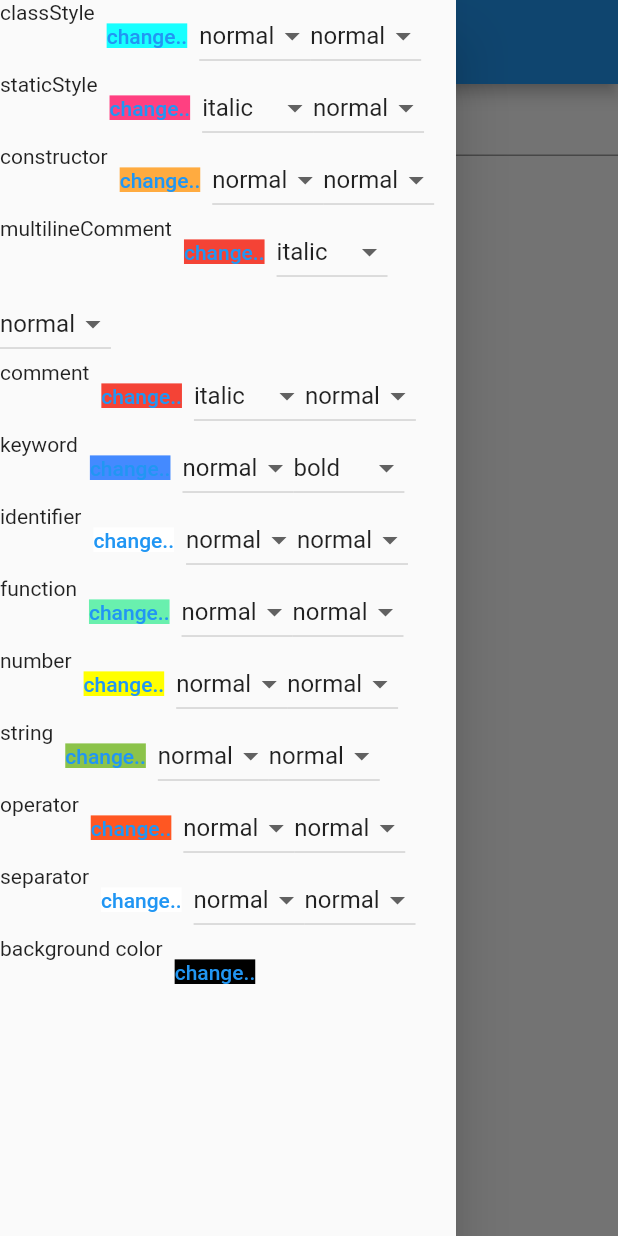
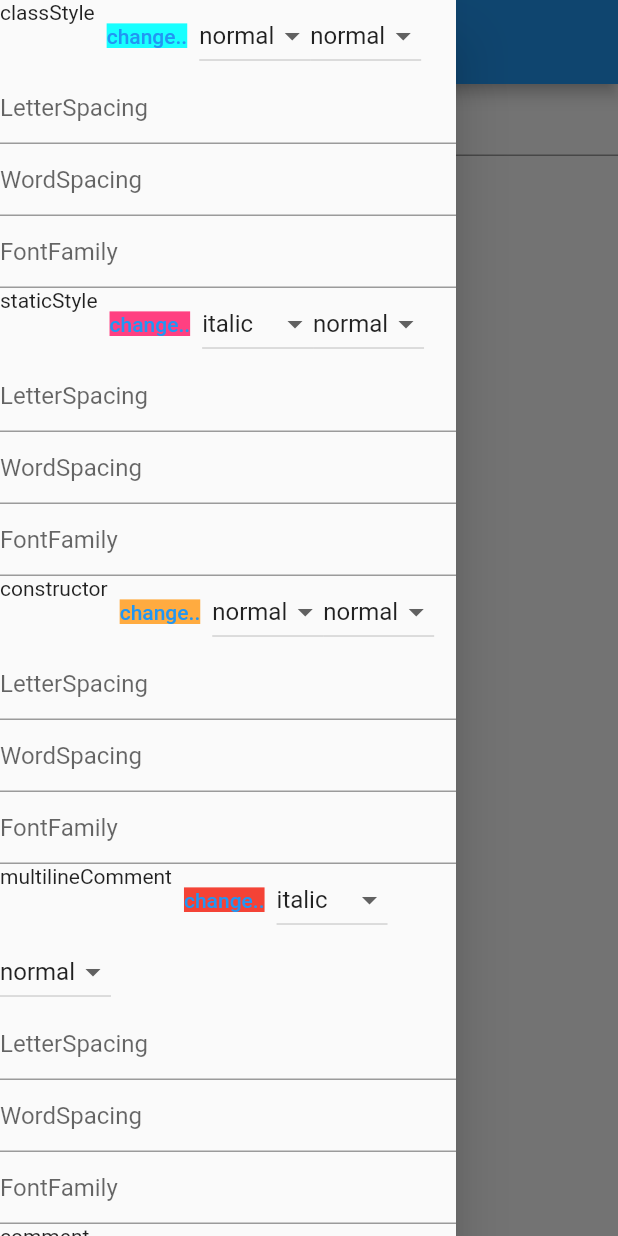
Before and after one commit to ssrajputtheboss/any_syntax_highlighter, a Flutter app: the screen it shows after launch, with the side drawer open, on a phone screen of 412 x 824 dp. Run offline on Flutter 3.47's test engine with Material 2 defaults, Android fonts, the phone set to English and light mode, and no system bars; our stand-ins replace flutter_colorpicker.

Commit message:
example app updated && regex for number updated

```diff
--- a/example/lib/main.dart
+++ b/example/lib/main.dart
@@ -75,51 +75,111 @@ class _MainApp extends State<MainApp> {
               classStyle: TextStyle(
                   color: _theme['classStyle']?.color,
                   fontWeight: fontWeights[_theme['classStyle']?.weight]!,
-                  fontStyle: fontStyles[_theme['classStyle']?.style]!),
+                  fontStyle: fontStyles[_theme['classStyle']?.style]!,
+                  fontSize: _theme['classStyle']?.fontSize,
+                  fontFamily: _theme['classStyle']?.fontFamily,
+                  letterSpacing: _theme['classStyle']?.letterSpacing,
+                  wordSpacing: _theme['classStyle']?.wordSpacing
+              ),
               staticStyle: TextStyle(
                   color: _theme['staticStyle']?.color,
                   fontWeight: fontWeights[_theme['staticStyle']?.weight]!,
-                  fontStyle: fontStyles[_theme['staticStyle']?.style]!),
+                  fontStyle: fontStyles[_theme['staticStyle']?.style]!,
+                  fontSize: _theme['staticStyle']?.fontSize,
+                  fontFamily: _theme['staticStyle']?.fontFamily,
+                  letterSpacing: _theme['staticStyle']?.letterSpacing,
+                  wordSpacing: _theme['staticStyle']?.wordSpacing
+              ),
               constructor: TextStyle(
                   color: _theme['constructor']?.color,
                   fontWeight: fontWeights[_theme['constructor']?.weight]!,
-                  fontStyle: fontStyles[_theme['constructor']?.style]!),
+                  fontStyle: fontStyles[_theme['constructor']?.style]!,
+                  fontSize: _theme['constructor']?.fontSize,
+                  fontFamily: _theme['constructor']?.fontFamily,
+                  letterSpacing: _theme['constructor']?.letterSpacing,
+                  wordSpacing: _theme['constructor']?.wordSpacing
+              ),
               multilineComment: TextStyle(
                   color: _theme['multilineComment']?.color,
                   fontWeight: fontWeights[_theme['multilineComment']?.weight]!,
-                  fontStyle: fontStyles[_theme['multilineComment']?.style]!),
+                  fontStyle: fontStyles[_theme['multilineComment']?.style]!,
+                  fontSize: _theme['multilineComment']?.fontSize,
+                  fontFamily: _theme['multilineComment']?.fontFamily,
+                  letterSpacing: _theme['multilineComment']?.letterSpacing,
+                  wordSpacing: _theme['multilineComment']?.wordSpacing
+              ),
               comment: TextStyle(
                   color: _theme['comment']?.color,
                   fontWeight: fontWeights[_theme['comment']?.weight]!,
-                  fontStyle: fontStyles[_theme['comment']?.style]!),
+                  fontStyle: fontStyles[_theme['comment']?.style]!,
+                  fontSize: _theme['comment']?.fontSize,
+                  fontFamily: _theme['comment']?.fontFamily,
+                  letterSpacing: _theme['comment']?.letterSpacing,
+                  wordSpacing: _theme['comment']?.wordSpacing
+              ),
               keyword: TextStyle(
                   color: _theme['keyword']?.color,
                   fontWeight: fontWeights[_theme['keyword']?.weight]!,
-                  fontStyle: fontStyles[_theme['keyword']?.style]!),
+                  fontStyle: fontStyles[_theme['keyword']?.style]!,
+                  fontSize: _theme['keyword']?.fontSize,
+                  fontFamily: _theme['keyword']?.fontFamily,
+                  letterSpacing: _theme['keyword']?.letterSpacing,
+                  wordSpacing: _theme['keyword']?.wordSpacing
+              ),
               identifier: TextStyle(
                   color: _theme['identifier']?.color,
                   fontWeight: fontWeights[_theme['identifier']?.weight]!,
-                  fontStyle: fontStyles[_theme['identifier']?.style]!),
+                  fontStyle: fontStyles[_theme['identifier']?.style]!,
+                  fontSize: _theme['identifier']?.fontSize,
+                  fontFamily: _theme['identifier']?.fontFamily,
+                  letterSpacing: _theme['identifier']?.letterSpacing,
+                  wordSpacing: _theme['identifier']?.wordSpacing
+              ),
               function: TextStyle(
                   color: _theme['function']?.color,
                   fontWeight: fontWeights[_theme['function']?.weight]!,
-                  fontStyle: fontStyles[_theme['function']?.style]!),
+                  fontStyle: fontStyles[_theme['function']?.style]!,
+                  fontSize: _theme['function']?.fontSize,
+                  fontFamily: _theme['function']?.fontFamily,
+                  letterSpacing: _theme['function']?.letterSpacing,
+                  wordSpacing: _theme['function']?.wordSpacing
+              ),
               number: TextStyle(
                   color: _theme['number']?.color,
                   fontWeight: fontWeights[_theme['number']?.weight]!,
-                  fontStyle: fontStyles[_theme['number']?.style]!),
+                  fontStyle: fontStyles[_theme['number']?.style]!,
+                  fontSize: _theme['number']?.fontSize,
+                  fontFamily: _theme['number']?.fontFamily,
+                  letterSpacing: _theme['number']?.letterSpacing,
+                  wordSpacing: _theme['number']?.wordSpacing
+              ),
               string: TextStyle(
                   color: _theme['string']?.color,
                   fontWeight: fontWeights[_theme['string']?.weight]!,
-                  fontStyle: fontStyles[_theme['string']?.style]!),
+                  fontStyle: fontStyles[_theme['string']?.style]!,
+                  fontSize: _theme['string']?.fontSize,
+                  fontFamily: _theme['string']?.fontFamily,
+                  letterSpacing: _theme['string']?.letterSpacing,
+                  wordSpacing: _theme['string']?.wordSpacing
+              ),
               operator: TextStyle(
                   color: _theme['operator']?.color,
                   fontWeight: fontWeights[_theme['operator']?.weight]!,
-                  fontStyle: fontStyles[_theme['operator']?.style]!),
+                  fontStyle: fontStyles[_theme['operator']?.style]!,
+                  fontSize: _theme['operator']?.fontSize,
+                  fontFamily: _theme['operator']?.fontFamily,
+                  letterSpacing: _theme['operator']?.letterSpacing,
+                  wordSpacing: _theme['operator']?.wordSpacing
+              ),
               separator: TextStyle(
                   color: _theme['separator']?.color,
                   fontWeight: fontWeights[_theme['separator']?.weight]!,
-                  fontStyle: fontStyles[_theme['separator']?.style]!),
+                  fontStyle: fontStyles[_theme['separator']?.style]!,
+                  fontSize: _theme['separator']?.fontSize,
+                  fontFamily: _theme['separator']?.fontFamily,
+                  letterSpacing: _theme['separator']?.letterSpacing,
+                  wordSpacing: _theme['separator']?.wordSpacing
+              ),
               boxDecoration: BoxDecoration(color: _bgColor)),
         )))
       ];
@@ -134,6 +194,7 @@ class _MainApp extends State<MainApp> {
           : Row(children: mainWidgets()),
       drawer: Drawer(
           child: ListView(
+            controller: ScrollController(),
         children: _theme.entries
             .map((e) => Wrap(
                   children: [
@@ -179,6 +240,56 @@ class _MainApp extends State<MainApp> {
                       onChanged: (newWeight) {
                         setState(() {
                           e.value.weight = newWeight!;
+                        });
+                      },
+                    ),
+                    TextField(
+                      keyboardType: TextInputType.number,
+                      decoration: const InputDecoration(
+                        hintText: 'LetterSpacing'
+                      ),
+                      maxLines: 1,
+                      minLines: 1,
+                      onSubmitted: (value){
+                        double? val;
+                        try {
+                          val = double.parse(value);
+                        }catch(err){
+                          val = null;
+                        }
+                        setState(() {
+                          e.value.letterSpacing = val;
+                        });
+                      },
+                    ),
+                    TextField(
+                      keyboardType: TextInputType.number,
+                      decoration: const InputDecoration(
+                          hintText: 'WordSpacing',
+                      ),
+                      maxLines: 1,
+                      minLines: 1,
+                      onSubmitted: (value){
+                        double? val;
+                        try {
+                          val = double.parse(value);
+                        }catch(err){
+                          val = null;
+                        }
+                        setState(() {
+                          e.value.wordSpacing = val;
+                        });
+                      },
+                    ),
+                    TextField(
+                      decoration: const InputDecoration(
+                          hintText: 'FontFamily'
+                      ),
+                      maxLines: 1,
+                      minLines: 1,
+                      onSubmitted: (value){
+                        setState(() {
+                          e.value.fontFamily = value;
                         });
                       },
                     )
@@ -232,7 +343,12 @@ class _MainApp extends State<MainApp> {
 
 class Props {
   Color color;
-  String weight;
-  String style;
-  Props(this.color, this.weight, this.style);
+  String weight,style;
+  String? fontFamily;
+  double? letterSpacing,wordSpacing,fontSize;
+  Props(this.color, this.weight, this.style,{
+    this.letterSpacing,
+    this.wordSpacing,
+    this.fontFamily
+  });
 }
--- a/lib/utils/regex_collection.dart
+++ b/lib/utils/regex_collection.dart
@@ -29,7 +29,7 @@ class RegexCollection{
   static const operators = r'[+-/*<>=&|\^%?!~@\.]+';
 
   // number regex
-  static const number = r'\d+[lLfF]?';
+  static const number = r'\d+(\.\d+)?[lLfF]?|\d+e\d+';
 
   // title regex ( this is to differentiate a class and normal variable or a function or constructor )
   static const title = r'_?[A-Z]\w*';
```
